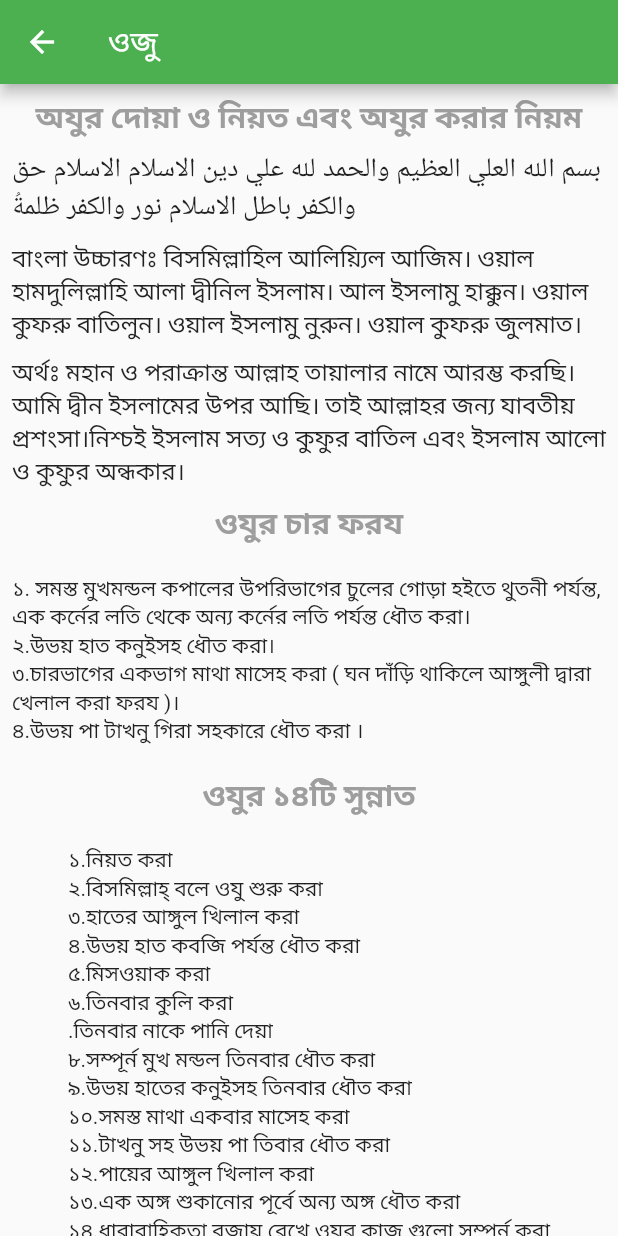
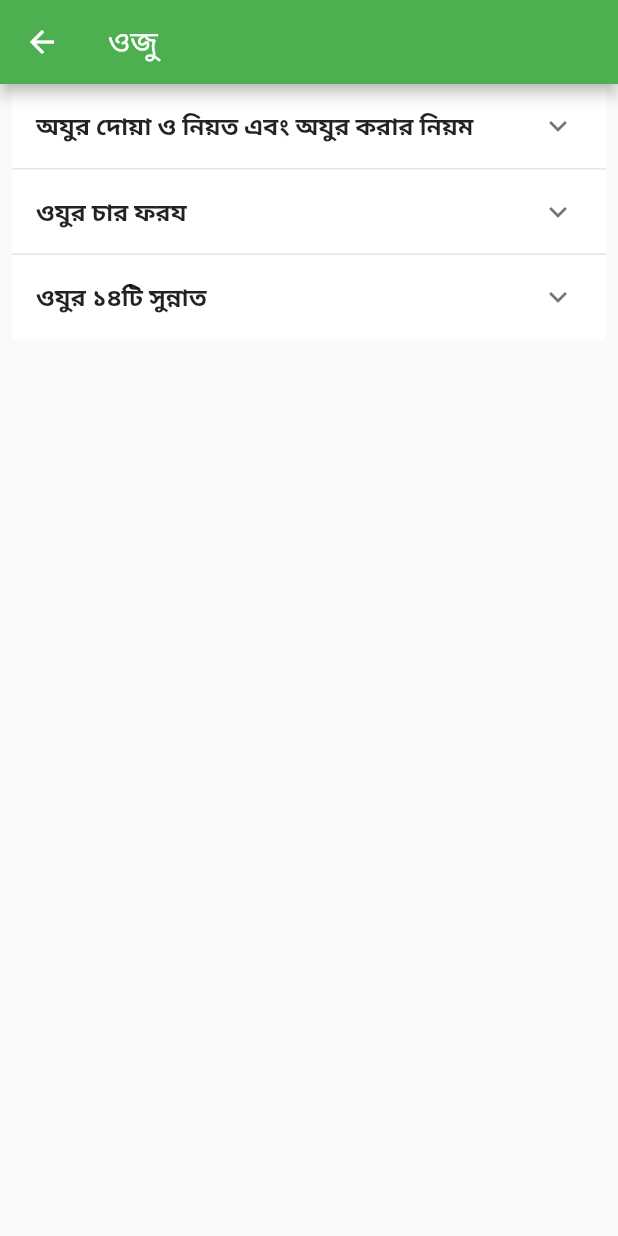
Before and after one commit to Ibrahim-K98han/islamic_apps, a Flutter app: the OjuPage screen opened directly, on a phone screen of 412 x 824 dp. Run offline on Flutter 3.47's test engine with Material 2 defaults, Android fonts, the light colour scheme and no system bars.

Commit message:
oju page done

```diff
--- a/lib/pages/home_page.dart
+++ b/lib/pages/home_page.dart
@@ -219,6 +219,7 @@ class _HomePageState extends State<HomePage> {
           crossAxisAlignment: CrossAxisAlignment.center,
           children: [
             InkWell(
+
               onTap: () {
                 Navigator.push(
                   context,
--- a/lib/pages/oju_page.dart
+++ b/lib/pages/oju_page.dart
@@ -1,6 +1,7 @@
 import 'package:flutter/material.dart';
 import 'package:flutter/src/widgets/container.dart';
 import 'package:flutter/src/widgets/framework.dart';
+import 'package:namaj_apps/widgets/oju_steps_widgets.dart';
 
 import '../widgets/azan_widgets.dart';
 
@@ -19,68 +20,13 @@ class _OjuPageState extends State<OjuPage> {
         title: Text('ওজু'),
         backgroundColor: Colors.green,
       ),
-      body: Center(
-        child: SingleChildScrollView(
-          child: Padding(
-            padding: const EdgeInsets.all(8.0),
-            child: Column(
-              children: [
-                Text('''অযুর দোয়া ও নিয়ত এবং অযুর করার নিয়ম''',
-                    style: TextStyle(
-                        fontSize: 20,
-                        fontWeight: FontWeight.bold,
-                        color: Colors.grey)),
-                SizedBox(height: 10,),
-                AzanWidgets(
-                    azanArabic: '''بسم الله العلي العظيم والحمد لله علي دين الاسلام الاسلام حق والكفر باطل الاسلام نور والكفر ظلمةُ''',
-                    azanBangla: '''বাংলা উচ্চারণঃ বিসমিল্লাহিল আলিয়্যিল আজিম। ওয়াল হামদুলিল্লাহি আলা দ্বীনিল ইসলাম। আল ইসলামু হাক্কুন। ওয়াল কুফরু বাতিলুন। ওয়াল ইসলামু নুরুন। ওয়াল কুফরু জুলমাত।''',
-                    azanUccharon: '''অর্থঃ মহান ও পরাক্রান্ত আল্লাহ তায়ালার নামে আরম্ভ করছি। আমি দ্বীন ইসলামের উপর আছি। তাই আল্লাহর জন্য যাবতীয় প্রশংসা।নিশ্চই ইসলাম সত্য ও কুফুর বাতিল এবং ইসলাম আলো ও কুফুর অন্ধকার।'''),
-                Text('''ওযুর চার ফরয''',
-                    style: TextStyle(
-                        fontSize: 20,
-                        fontWeight: FontWeight.bold,
-                        color: Colors.grey)),
-                SizedBox(height: 20,),
-                Column(
-                  crossAxisAlignment: CrossAxisAlignment.start,
-                  children: [
-                    Text('''১. সমস্ত মুখমন্ডল কপালের উপরিভাগের চুলের গোড়া হইতে থুতনী পর্যন্ত, এক কর্নের লতি থেকে অন্য কর্নের লতি পর্যন্ত ধৌত করা।'''),
-                    Text('''২.উভয় হাত কনুইসহ ধৌত করা।'''),
-                    Text('''৩.চারভাগের একভাগ মাথা মাসেহ করা ( ঘন দাঁড়ি থাকিলে আঙ্গুলী দ্বারা খেলাল করা ফরয )।'''),
-                    Text('''৪.উভয় পা টাখনু গিরা সহকারে ধৌত করা ।'''),
-                  ],
-                ),
-                SizedBox(height: 20,),
-                Text('''ওযুর ১৪টি সুন্নাত''',
-                    style: TextStyle(
-                        fontSize: 20,
-                        fontWeight: FontWeight.bold,
-                        color: Colors.grey)),
-                SizedBox(height: 20,),
-                Column(
-                  crossAxisAlignment: CrossAxisAlignment.start,
-                  children: [
-                    Text('''১.নিয়ত করা'''),
-                    Text('''২.বিসমিল্লাহ্‌ বলে ওযু শুরু করা'''),
-                    Text('''৩.হাতের আঙ্গুল খিলাল করা'''),
-                    Text('''৪.উভয় হাত কবজি পর্যন্ত ধৌত করা'''),
-                    Text('''৫.মিসওয়াক করা'''),
-                    Text('''৬.তিনবার কুলি করা'''),
-                    Text('''.তিনবার নাকে পানি দেয়া'''),
-                    Text('''৮.সম্পূর্ন মুখ মন্ডল তিনবার ধৌত করা'''),
-                    Text('''৯.উভয় হাতের কনুইসহ তিনবার ধৌত করা'''),
-                    Text('''১০.সমস্ত মাথা একবার মাসেহ করা'''),
-                    Text('''১১.টাখনু সহ উভয় পা তিবার ধৌত করা'''),
-                    Text('''১২.পায়ের আঙ্গুল খিলাল করা'''),
-                    Text('''১৩.এক অঙ্গ শুকানোর পূর্বে অন্য অঙ্গ ধৌত করা'''),
-                    Text('''১৪.ধারাবাহিকতা বজায় রেখে ওযুর কাজ গুলো সম্পূর্ন করা'''),
-                  ],
-                )
-              ],
+       body: Column(
+        children:  const [
+          Expanded(
+            child: OjuSteps()
             ),
-          ),
-        ),
+        ],
       ),
-    );
+     );
   }
 }
--- /dev/null
+++ b/lib/widgets/oju_steps_widgets.dart
@@ -0,0 +1,122 @@
+import 'package:flutter/material.dart';
+
+class Step {
+  Step(this.heading, this.subHeading, [this.isExpanded = false]);
+
+  String heading;
+  String subHeading;
+
+  // String subHeading1;
+  // String subHeading2;
+  // String subHeading3;
+  bool isExpanded;
+}
+
+List<Step> getSteps() {
+  return [
+    Step('অযুর দোয়া ও নিয়ত এবং অযুর করার নিয়ম', '''
+بسم الله العلي العظيم والحمد لله علي دين الاسلام الاسلام حق والكفر باطل الاسلام نور والكفر ظلمةُ
+
+বাংলা উচ্চারণঃ বিসমিল্লাহিল আলিয়্যিল আজিম। ওয়াল হামদুলিল্লাহি আলা দ্বীনিল ইসলাম। আল ইসলামু হাক্কুন। ওয়াল কুফরু বাতিলুন। ওয়াল ইসলামু নুরুন। ওয়াল কুফরু জুলমাত।
+অর্থঃ মহান ও পরাক্রান্ত আল্লাহ তায়ালার নামে আরম্ভ করছি। আমি দ্বীন ইসলামের উপর আছি। তাই আল্লাহর জন্য যাবতীয় প্রশংসা।নিশ্চই ইসলাম সত্য ও কুফুর বাতিল এবং ইসলাম আলো ও কুফুর অন্ধকার।
+'''),
+    Step('ওযুর চার ফরয',
+        '''
+১. সমস্ত মুখমন্ডল কপালের উপরিভাগের চুলের গোড়া হইতে থুতনী পর্যন্ত, এক কর্নের লতি থেকে অন্য কর্নের লতি পর্যন্ত ধৌত করা।
+২.উভয় হাত কনুইসহ ধৌত করা।
+৩.চারভাগের একভাগ মাথা মাসেহ করা ( ঘন দাঁড়ি থাকিলে আঙ্গুলী দ্বারা খেলাল করা ফরয )।
+৪.উভয় পা টাখনু গিরা সহকারে ধৌত করা ।
+'''),
+ Step('ওযুর ১৪টি সুন্নাত',
+        '''
+১.নিয়ত করা
+২.বিসমিল্লাহ্‌ বলে ওযু শুরু করা
+৩.হাতের আঙ্গুল খিলাল করা
+৪.উভয় হাত কবজি পর্যন্ত ধৌত করা
+৫.মিসওয়াক করা
+৬.তিনবার কুলি করা
+.তিনবার নাকে পানি দেয়া
+৮.সম্পূর্ন মুখ মন্ডল তিনবার ধৌত করা
+৯.উভয় হাতের কনুইসহ তিনবার ধৌত করা
+১০.সমস্ত মাথা একবার মাসেহ করা
+১১.টাখনু সহ উভয় পা তিবার ধৌত করা
+১২.পায়ের আঙ্গুল খিলাল করা
+১৩.এক অঙ্গ শুকানোর পূর্বে অন্য অঙ্গ ধৌত করা
+১৪.ধারাবাহিকতা বজায় রেখে ওযুর কাজ গুলো সম্পূর্ন করা
+'''),
+  ];
+}
+
+class OjuSteps extends StatefulWidget {
+  const OjuSteps({Key? key}) : super(key: key);
+
+  @override
+  State<OjuSteps> createState() => _SuraStepsState();
+}
+
+class _SuraStepsState extends State<OjuSteps> {
+  final List<Step> _steps = getSteps();
+
+  @override
+  Widget build(BuildContext context) {
+    return SingleChildScrollView(
+      scrollDirection: Axis.vertical,
+      physics: const BouncingScrollPhysics(),
+      child: Column(
+        children: [
+          Container(
+            child: _renderSteps(),
+          ),
+        ],
+      ),
+    );
+  }
+
+  Widget _renderSteps() {
+    return Padding(
+      padding: const EdgeInsets.symmetric(horizontal: 8),
+      child: ExpansionPanelList(
+        elevation: 0,
+        expansionCallback: (int index, bool isExpanded) {
+          setState(() {
+            _steps[index].isExpanded = !isExpanded;
+          });
+        },
+        children: _steps.map<ExpansionPanel>((Step step) {
+          return ExpansionPanel(
+            headerBuilder: (BuildContext context, bool isExpanded) {
+              return ListTile(
+                title: Text(
+                  step.heading,
+                  style: const TextStyle(
+                      fontSize: 16, fontWeight: FontWeight.bold),
+                ),
+              );
+            },
+            body: Padding(
+              padding: const EdgeInsets.only(
+                bottom: 10,
+              ),
+              child: Column(
+                crossAxisAlignment: CrossAxisAlignment.start,
+                children: [
+                  Padding(
+                    padding: const EdgeInsets.all(8.0),
+                    child: Text(
+                      textAlign: TextAlign.justify,
+                      step.subHeading,
+                      style: const TextStyle(
+                        fontSize: 15,
+                      ),
+                    ),
+                  ),
+                ],
+              ),
+            ),
+            isExpanded: step.isExpanded,
+          );
+        }).toList(),
+      ),
+    );
+  }
+}
```
